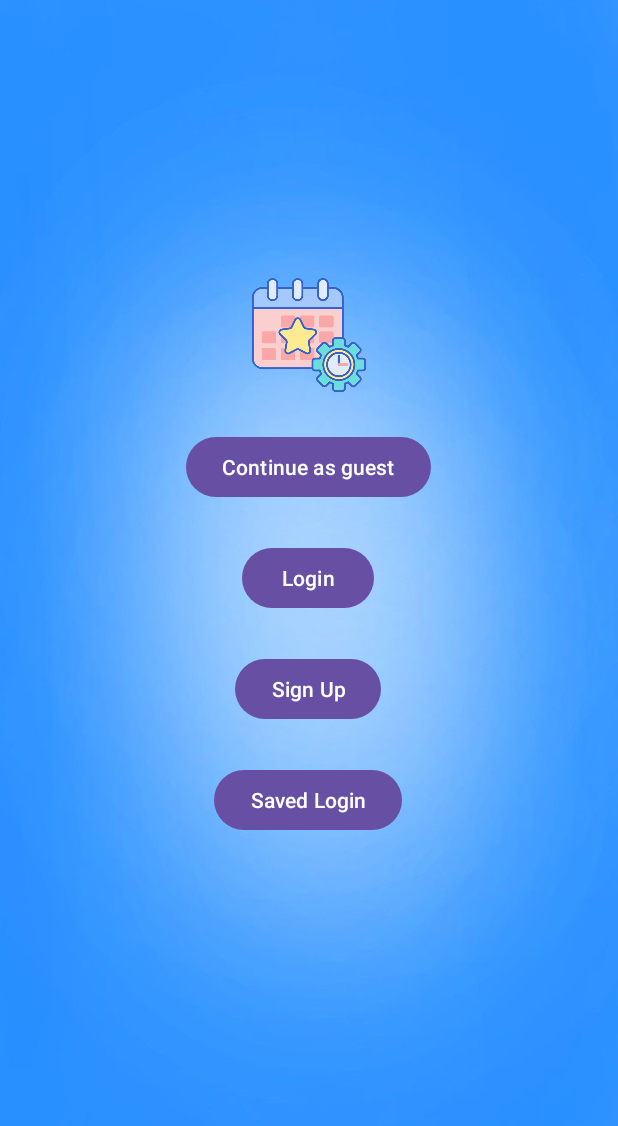
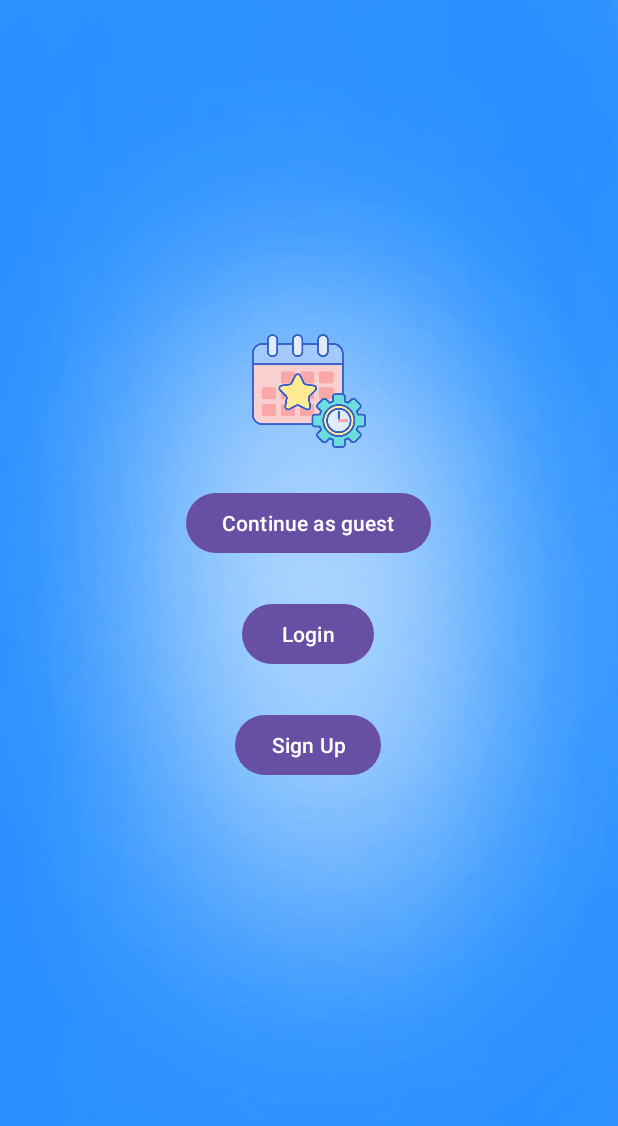
Before and after one commit to Lovepreet78/Event-Management-App, an Android app: the screen it shows after launch (HomeActivity), on a phone screen of 412 x 824 dp, the part 110-1236 px from its top. Run offline under Robolectric (Android 15) with nearby library versions, the phone set to English and light mode, and no system bars; our stand-ins replace sdp/ssp sizes.

Commit message:
splash , auto login ,logout feature added

```diff
--- /dev/null
+++ b/app/src/main/java/com/example/eventmanagement/intialactivity/SplashActivity.kt
@@ -0,0 +1,106 @@
+package com.example.eventmanagement.intialactivity
+
+import android.content.Context
+import android.content.Intent
+import androidx.appcompat.app.AppCompatActivity
+import android.os.Bundle
+import android.os.Handler
+import android.os.Looper
+import android.util.Log
+import android.view.View
+import android.widget.Toast
+import com.example.eventmanagement.R
+import com.example.eventmanagement.constants.Cookie
+import com.example.eventmanagement.constants.CurrentUserRole
+import com.example.eventmanagement.databinding.ActivitySplashBinding
+import com.example.eventmanagement.eventactivities.EventDisplayerActivity
+import com.example.eventmanagement.retrofit.RetrofitClient
+import kotlinx.coroutines.GlobalScope
+import kotlinx.coroutines.delay
+import kotlinx.coroutines.launch
+import retrofit2.Call
+import retrofit2.Callback
+import retrofit2.Response
+
+class SplashActivity : AppCompatActivity() {
+    lateinit var binding: ActivitySplashBinding
+    override fun onCreate(savedInstanceState: Bundle?) {
+        super.onCreate(savedInstanceState)
+        binding = ActivitySplashBinding.inflate(layoutInflater)
+        setContentView(binding.root)
+        supportActionBar?.hide()
+        setup()
+
+    }
+
+    private fun setup() {
+
+        val sharedPreferences = getSharedPreferences("MyAppPrefs", Context.MODE_PRIVATE)
+        val savedUsername = sharedPreferences.getString("username", null)
+        val savedPassword = sharedPreferences.getString("password", null)
+
+        if (savedUsername != null && savedPassword != null) {
+            loginUser(savedUsername, savedPassword)
+        } else {
+            toHome()
+        }
+    }
+
+    private fun toHome() {
+        val sharedPreferences = getSharedPreferences("MyAppPrefs", Context.MODE_PRIVATE)
+        val editor = sharedPreferences.edit()
+        editor.putString("username", null)
+        editor.putString("password", null)
+        editor.apply()
+        val intentToHomeScreen = Intent(this@SplashActivity, HomeActivity::class.java)
+        startActivity(intentToHomeScreen)
+        finish()
+    }
+
+    private fun loginUser(userName: String, password: String) {
+
+
+        GlobalScope.launch {
+            val apiService = RetrofitClient.create()
+            val call = apiService.loginUser(userName, password)
+            call.enqueue(object : Callback<Void> {
+                override fun onResponse(call: Call<Void>, response: Response<Void>) {
+
+
+                    if (response.isSuccessful) {
+
+                        val cookie = response.headers().get("Set-cookie").toString()
+                        val userRole = response.headers().get("roles").toString()
+
+                        Cookie.cookie = cookie
+
+                        CurrentUserRole.currentUserRole = userRole
+
+                        val sharedPreferences = getSharedPreferences("MyAppPrefs", Context.MODE_PRIVATE)
+                        val editor = sharedPreferences.edit()
+                        editor.putString("username", userName)
+                        editor.putString("password", password)
+                        editor.apply()
+
+                        val intentToEvents =
+                            Intent(this@SplashActivity, EventDisplayerActivity::class.java)
+                        startActivity(intentToEvents)
+
+                        finish()
+
+                    }
+                    else {
+                        toHome()
+                    }
+                }
+
+                override fun onFailure(call: Call<Void>, t: Throwable) {
+                    toHome()
+
+                }
+            })
+        }
+
+
+    }
+}
--- /dev/null
+++ b/app/src/main/res/drawable/baseline_logout_24.xml
@@ -0,0 +1,5 @@
+<vector android:autoMirrored="true" android:height="24dp"
+    android:tint="#000000" android:viewportHeight="24"
+    android:viewportWidth="24" android:width="24dp" xmlns:android="http://schemas.android.com/apk/res/android">
+    <path android:fillColor="@android:color/white" android:pathData="M17,7l-1.41,1.41L18.17,11H8v2h10.17l-2.58,2.58L17,17l5,-5zM4,5h8V3H4c-1.1,0 -2,0.9 -2,2v14c0,1.1 0.9,2 2,2h8v-2H4V5z"/>
+</vector>
--- /dev/null
+++ b/app/src/main/res/drawable/baseline_more_vert_24.xml
@@ -0,0 +1,5 @@
+<vector android:height="24dp" android:tint="#000000"
+    android:viewportHeight="24" android:viewportWidth="24"
+    android:width="24dp" xmlns:android="http://schemas.android.com/apk/res/android">
+    <path android:fillColor="@android:color/white" android:pathData="M12,8c1.1,0 2,-0.9 2,-2s-0.9,-2 -2,-2 -2,0.9 -2,2 0.9,2 2,2zM12,10c-1.1,0 -2,0.9 -2,2s0.9,2 2,2 2,-0.9 2,-2 -0.9,-2 -2,-2zM12,16c-1.1,0 -2,0.9 -2,2s0.9,2 2,2 2,-0.9 2,-2 -0.9,-2 -2,-2z"/>
+</vector>
--- a/app/src/main/res/layout/activity_home.xml
+++ b/app/src/main/res/layout/activity_home.xml
@@ -67,14 +67,14 @@
 
             />
 
-        <com.google.android.material.button.MaterialButton
-            android:id="@+id/savedLoginButtonHome"
-            android:layout_width="wrap_content"
-            android:layout_height="wrap_content"
-            android:text="Saved Login"
-            android:layout_marginTop="@dimen/_20sdp"
+<!--        <com.google.android.material.button.MaterialButton-->
+<!--            android:id="@+id/savedLoginButtonHome"-->
+<!--            android:layout_width="wrap_content"-->
+<!--            android:layout_height="wrap_content"-->
+<!--            android:text="Saved Login"-->
+<!--            android:layout_marginTop="@dimen/_20sdp"-->
 
-            />
+<!--            />-->
 
 
     </LinearLayout>
```
Also changed, not shown: app/src/main/AndroidManifest.xml (+10 -9 lines), app/src/main/java/com/example/eventmanagement/eventactivities/EventDisplayerActivity.kt (+25 -0 lines), app/src/main/java/com/example/eventmanagement/intialactivity/HomeActivity.kt (+83 -81 lines), app/src/main/res/layout/activity_splash.xml (added, +35 -0 lines), app/src/main/res/menu/menu_item.xml (added, +19 -0 lines).
